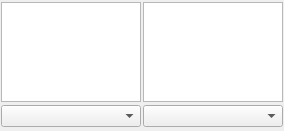
This is src/GUI/traywidget.ui in denix56/Apertium-GP as Qt 5 draws it before an edit. The edited form follows.
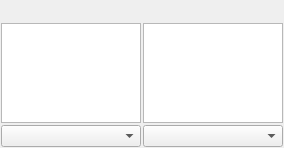
This is the edited form. Icons and pictures are not drawn. Custom widgets are drawn as their Qt base class.

Commit message: added options for tray widget

The edit to the form file:
```diff
--- a/src/GUI/traywidget.ui
+++ b/src/GUI/traywidget.ui
@@ -45,8 +45,8 @@
    <property name="spacing">
     <number>2</number>
    </property>
-   <item row="0" column="0">
-    <widget class="TrayInputTextEdit" name="textEdit">
+   <item row="2" column="0">
+    <widget class="QComboBox" name="comboBox">
      <property name="sizePolicy">
       <sizepolicy hsizetype="Fixed" vsizetype="Fixed">
        <horstretch>0</horstretch>
@@ -56,17 +56,12 @@
      <property name="maximumSize">
       <size>
        <width>140</width>
-       <height>100</height>
+       <height>16777215</height>
       </size>
      </property>
-     <property name="font">
-      <font>
-       <pointsize>9</pointsize>
-      </font>
-     </property>
     </widget>
    </item>
-   <item row="0" column="1">
+   <item row="1" column="1">
     <widget class="QTextEdit" name="textEdit_2">
      <property name="sizePolicy">
       <sizepolicy hsizetype="MinimumExpanding" vsizetype="Preferred">
@@ -91,7 +86,7 @@
     </widget>
    </item>
    <item row="1" column="0">
-    <widget class="QComboBox" name="comboBox">
+    <widget class="TrayInputTextEdit" name="textEdit">
      <property name="sizePolicy">
       <sizepolicy hsizetype="Fixed" vsizetype="Fixed">
        <horstretch>0</horstretch>
@@ -101,12 +96,17 @@
      <property name="maximumSize">
       <size>
        <width>140</width>
-       <height>16777215</height>
+       <height>100</height>
       </size>
      </property>
+     <property name="font">
+      <font>
+       <pointsize>9</pointsize>
+      </font>
+     </property>
     </widget>
    </item>
-   <item row="1" column="1">
+   <item row="2" column="1">
     <widget class="QComboBox" name="comboBox_2">
      <property name="maximumSize">
       <size>
@@ -116,6 +116,66 @@
      </property>
     </widget>
    </item>
+   <item row="0" column="1">
+    <layout class="QHBoxLayout" name="horizontalLayout_5">
+     <item>
+      <spacer name="horizontalSpacer_3">
+       <property name="orientation">
+        <enum>Qt::Horizontal</enum>
+       </property>
+       <property name="sizeType">
+        <enum>QSizePolicy::Expanding</enum>
+       </property>
+       <property name="sizeHint" stdset="0">
+        <size>
+         <width>135</width>
+         <height>1</height>
+        </size>
+       </property>
+      </spacer>
+     </item>
+     <item alignment="Qt::AlignRight">
+      <widget class="QPushButton" name="maxBtn_3">
+       <property name="maximumSize">
+        <size>
+         <width>20</width>
+         <height>20</height>
+        </size>
+       </property>
+       <property name="text">
+        <string/>
+       </property>
+       <property name="icon">
+        <iconset resource="application.qrc">
+         <normaloff>:/images/arrows-maximize-enlarge-128.png</normaloff>:/images/arrows-maximize-enlarge-128.png</iconset>
+       </property>
+       <property name="flat">
+        <bool>true</bool>
+       </property>
+      </widget>
+     </item>
+     <item alignment="Qt::AlignRight">
+      <widget class="QPushButton" name="closeBtn_3">
+       <property name="maximumSize">
+        <size>
+         <width>20</width>
+         <height>20</height>
+        </size>
+       </property>
+       <property name="text">
+        <string/>
+       </property>
+       <property name="icon">
+        <iconset resource="application.qrc">
+         <normaloff>:/images/ic_close_48px-128.png</normaloff>:/images/ic_close_48px-128.png</iconset>
+       </property>
+       <property name="flat">
+        <bool>true</bool>
+       </property>
+      </widget>
+     </item>
+    </layout>
+   </item>
   </layout>
  </widget>
  <customwidgets>
```
Left out of the diff: 3 changed lines with no effect on the pictures. The commit also changes 10 other files.
